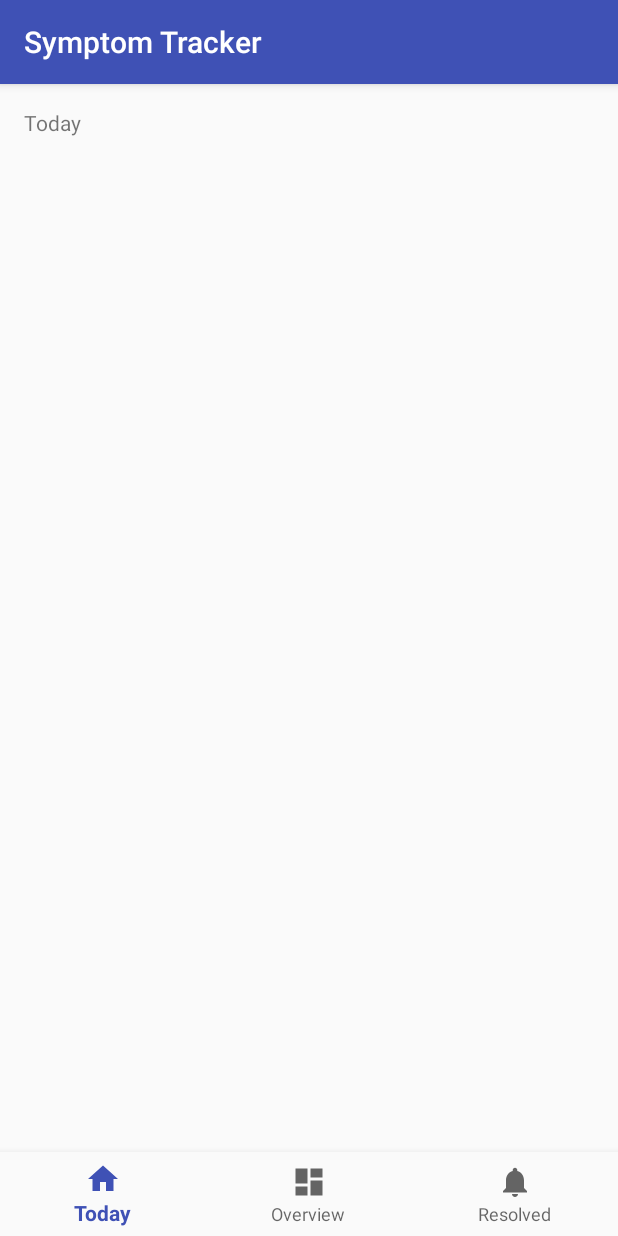
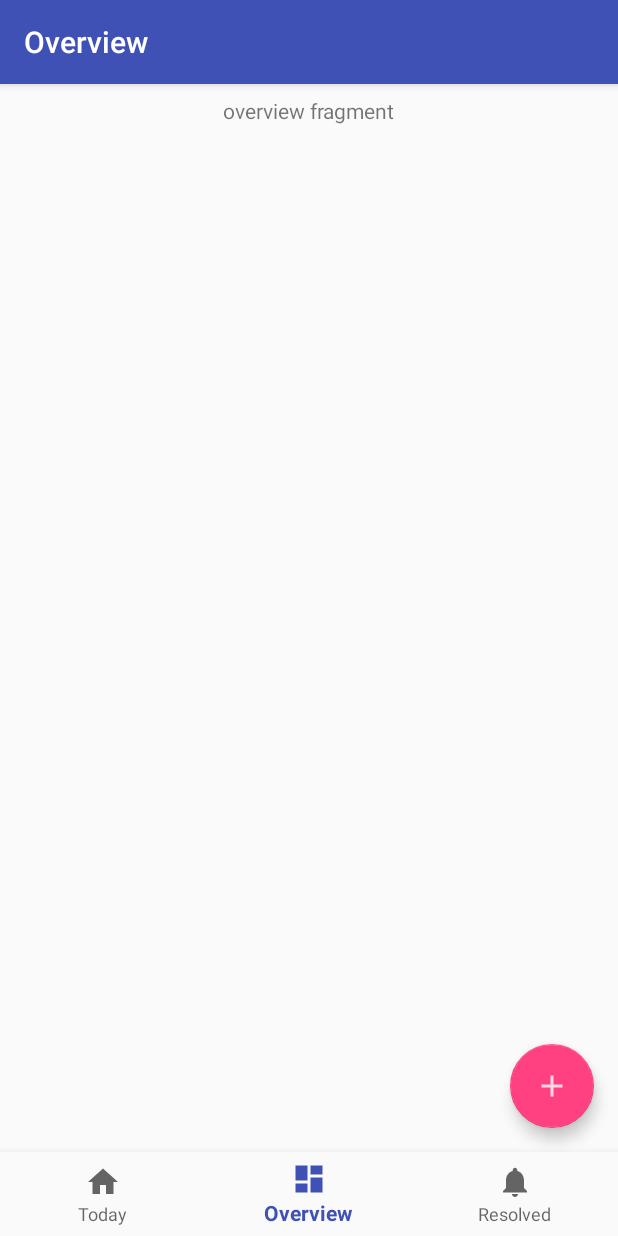
Before and after one commit to CannibalChoco/SymptomTracker, an Android app: the screen it shows after launch (TodayActivity before the commit, MainActivity after it), on a phone screen of 412 x 824 dp. Run offline under Robolectric (Android 15) with nearby library versions, the phone set to English and light mode, and no system bars; our stand-ins replace ButterKnife.

Commit message:
feat: Set up bottom navigation and the destinations

```diff
--- a/app/build.gradle
+++ b/app/build.gradle
@@ -18,8 +18,6 @@ android {
     }
 }
 
-
-
 dependencies {
     implementation fileTree(dir: 'libs', include: ['*.jar'])
 
@@ -30,6 +28,7 @@ dependencies {
     implementation "com.android.support:support-vector-drawable:$support_version"
 
     // test
+    implementation 'com.android.support:support-v4:27.1.1'
     testImplementation 'junit:junit:4.12'
     androidTestImplementation 'com.android.support.test:runner:1.0.2'
     androidTestImplementation 'com.android.support.test.espresso:espresso-core:3.0.2'
--- a/app/src/main/AndroidManifest.xml
+++ b/app/src/main/AndroidManifest.xml
@@ -9,12 +9,10 @@
         android:roundIcon="@mipmap/ic_launcher_round"
         android:supportsRtl="true"
         android:theme="@style/AppTheme">
-        <activity
-            android:name=".TodayActivity"
-            android:label="@string/app_name">
+        <activity android:name=".ui.AddSymptomActivity" />
+        <activity android:name=".ui.MainActivity">
             <intent-filter>
                 <action android:name="android.intent.action.MAIN" />
-
                 <category android:name="android.intent.category.LAUNCHER" />
             </intent-filter>
         </activity>
--- a/app/src/main/java/com/example/user/symptomtracker/TodayActivity.java
+++ /dev/null
@@ -1,49 +0,0 @@
-package com.example.user.symptomtracker;
-
-import android.os.Bundle;
-import android.support.annotation.NonNull;
-import android.support.design.widget.BottomNavigationView;
-import android.support.v7.app.AppCompatActivity;
-import android.view.MenuItem;
-import android.widget.TextView;
-
-import butterknife.BindView;
-import butterknife.ButterKnife;
-
-public class TodayActivity extends AppCompatActivity {
-
-    @BindView(R.id.navigation)
-    BottomNavigationView navigationView;
-    @BindView(R.id.message)
-    TextView textMessage;
-
-    private BottomNavigationView.OnNavigationItemSelectedListener mOnNavigationItemSelectedListener
-            = new BottomNavigationView.OnNavigationItemSelectedListener() {
-
-        @Override
-        public boolean onNavigationItemSelected(@NonNull MenuItem item) {
-            switch (item.getItemId()) {
-                case R.id.navigation_today:
-                    textMessage.setText("TODO: Today");
-                    return true;
-                case R.id.navigation_overview:
-                    textMessage.setText("TODO: Overview");
-                    return true;
-                case R.id.navigation_resolved:
-                    textMessage.setText("TODO: Resolved");
-                    return true;
-            }
-            return false;
-        }
-    };
-
-    @Override
-    protected void onCreate(Bundle savedInstanceState) {
-        super.onCreate(savedInstanceState);
-        setContentView(R.layout.activity_today);
-        ButterKnife.bind(this);
-
-        navigationView.setOnNavigationItemSelectedListener(mOnNavigationItemSelectedListener);
-    }
-
-}
--- /dev/null
+++ b/app/src/main/java/com/example/user/symptomtracker/ui/MainActivity.java
@@ -0,0 +1,113 @@
+package com.example.user.symptomtracker.ui;
+
+import android.content.Intent;
+import android.support.annotation.NonNull;
+import android.support.design.widget.BottomNavigationView;
+import android.support.v4.app.FragmentManager;
+import android.support.v7.app.AppCompatActivity;
+import android.os.Bundle;
+import android.view.MenuItem;
+import android.widget.FrameLayout;
+import android.widget.Toast;
+
+import com.example.user.symptomtracker.R;
+
+import butterknife.BindView;
+import butterknife.ButterKnife;
+import butterknife.OnClick;
+
+public class MainActivity extends AppCompatActivity {
+
+    private static final String KEY_SELECTED_FRAGMENT = "selectedFragment";
+
+    @BindView(R.id.navigation)
+    BottomNavigationView navigationView;
+    @BindView(R.id.dest_fragment_container)
+    FrameLayout fragmentContainer;
+
+    private BottomNavigationView.OnNavigationItemSelectedListener mOnNavigationItemSelectedListener
+            = new BottomNavigationView.OnNavigationItemSelectedListener() {
+
+        @Override
+        public boolean onNavigationItemSelected(@NonNull MenuItem item) {
+            switch (item.getItemId()) {
+                case R.id.navigation_today:
+                    fragmentReplaceWithToday();
+                    return true;
+                case R.id.navigation_overview:
+                    fragmentReplaceWithOverview();
+                    return true;
+                case R.id.navigation_resolved:
+                    fragmentReplaceWithResolved();
+                    return true;
+            }
+
+            return false;
+        }
+    };
+
+
+    @Override
+    protected void onCreate(Bundle savedInstanceState) {
+        super.onCreate(savedInstanceState);
+        setContentView(R.layout.activity_main);
+        ButterKnife.bind(this);
+
+        if (savedInstanceState == null){
+            addDefaultFragmentToContainer();
+            navigationView.setSelectedItemId(R.id.navigation_overview);
+        }
+        navigationView.setOnNavigationItemSelectedListener(mOnNavigationItemSelectedListener);
+    }
+
+    @OnClick(R.id.fab_add_new)
+    public void addNewSymptom(){
+        Intent intent = new Intent(MainActivity.this, AddSymptomActivity.class);
+        startActivity(intent);
+    }
+
+    /**
+     * Add the OverviewFragment as the default to container as the views are first initialized
+     */
+    private void addDefaultFragmentToContainer() {
+        OverviewFragment overviewFragment = new OverviewFragment();
+        getSupportFragmentManager()
+                .beginTransaction()
+                .add(R.id.dest_fragment_container, overviewFragment)
+                .commit();
+    }
+
+    /**
+     * Replace currently displayed fragment with OverviewFragment
+     */
+    private void fragmentReplaceWithOverview() {
+        OverviewFragment overviewFragment = new OverviewFragment();
+        getSupportFragmentManager()
+                .beginTransaction()
+                .replace(R.id.dest_fragment_container, overviewFragment)
+                .commit();
+    }
+
+    /**
+     * Replace currently displayed fragment with TodayFragment
+     */
+    private void fragmentReplaceWithToday() {
+        TodayFragment todayFragment = new TodayFragment();
+        getSupportFragmentManager()
+                .beginTransaction()
+                .replace(R.id.dest_fragment_container, todayFragment)
+                .commit();
+    }
+
+    /**
+     * Replace currently displayed fragment with ResolvedFragment
+     */
+    private void fragmentReplaceWithResolved() {
+        ResolvedFragment resolvedFragment = new ResolvedFragment();
+        getSupportFragmentManager()
+                .beginTransaction()
+                .replace(R.id.dest_fragment_container, resolvedFragment)
+                .commit();
+    }
+
+}
--- /dev/null
+++ b/app/src/main/java/com/example/user/symptomtracker/ui/OverviewFragment.java
@@ -0,0 +1,37 @@
+package com.example.user.symptomtracker.ui;
+
+
+import android.content.Intent;
+import android.os.Bundle;
+import android.support.v4.app.Fragment;
+import android.view.LayoutInflater;
+import android.view.View;
+import android.view.ViewGroup;
+
+import com.example.user.symptomtracker.R;
+
+import butterknife.ButterKnife;
+import butterknife.OnClick;
+
+/**
+ * A simple {@link Fragment} subclass.
+ */
+public class OverviewFragment extends Fragment {
+
+    public OverviewFragment() {
+        // Required empty public constructor
+    }
+
+    @Override
+    public View onCreateView(LayoutInflater inflater, ViewGroup container,
+                             Bundle savedInstanceState) {
+        // Inflate the layout for this fragment
+        View rootView = inflater.inflate(R.layout.fragment_overview, container, false);
+        ButterKnife.bind(this, rootView);
+
+        getActivity().setTitle(R.string.title_overview);
+
+        return rootView;
+    }
+
+}
--- a/app/src/main/res/layout/activity_today.xml
+++ b/app/src/main/res/layout/activity_main.xml
@@ -5,18 +5,27 @@
     android:id="@+id/container"
     android:layout_width="match_parent"
     android:layout_height="match_parent"
-    tools:context=".TodayActivity">
+    tools:context=".ui.MainActivity">
 
-    <TextView
-        android:id="@+id/message"
-        android:layout_width="wrap_content"
-        android:layout_height="wrap_content"
-        android:layout_marginLeft="@dimen/activity_horizontal_margin"
-        android:layout_marginStart="@dimen/activity_horizontal_margin"
-        android:layout_marginTop="@dimen/activity_vertical_margin"
-        android:text="@string/title_today"
-        app:layout_constraintLeft_toLeftOf="parent"
+    <FrameLayout
+        android:id="@+id/dest_fragment_container"
+        android:layout_width="match_parent"
+        android:layout_height="0dp"
+        app:layout_constraintBottom_toTopOf="@+id/navigation"
+        app:layout_constraintEnd_toEndOf="parent"
+        app:layout_constraintStart_toStartOf="parent"
         app:layout_constraintTop_toTopOf="parent" />
+
+
+    <android.support.design.widget.FloatingActionButton
+        android:id="@+id/fab_add_new"
+        android:layout_width="@dimen/fab_default"
+        android:layout_height="@dimen/fab_default"
+        android:layout_marginBottom="16dp"
+        android:layout_marginEnd="16dp"
+        android:src="@drawable/ic_action_add"
+        app:layout_constraintBottom_toTopOf="@+id/navigation"
+        app:layout_constraintEnd_toEndOf="parent" />
 
     <android.support.design.widget.BottomNavigationView
         android:id="@+id/navigation"
--- /dev/null
+++ b/app/src/main/res/layout/fragment_overview.xml
@@ -0,0 +1,30 @@
+<?xml version="1.0" encoding="utf-8"?>
+
+<ScrollView xmlns:android="http://schemas.android.com/apk/res/android"
+    xmlns:app="http://schemas.android.com/apk/res-auto"
+    xmlns:tools="http://schemas.android.com/tools"
+    android:id="@+id/scrollView"
+    android:layout_width="match_parent"
+    android:layout_height="match_parent">
+
+    <android.support.constraint.ConstraintLayout
+        android:layout_width="match_parent"
+        android:layout_height="match_parent">
+
+        <TextView
+            android:id="@+id/textView"
+            android:layout_width="wrap_content"
+            android:layout_height="wrap_content"
+            android:layout_marginBottom="8dp"
+            android:layout_marginEnd="8dp"
+            android:layout_marginStart="8dp"
+            android:layout_marginTop="8dp"
+            android:text="overview fragment"
+            app:layout_constraintBottom_toBottomOf="parent"
+            app:layout_constraintEnd_toEndOf="parent"
+            app:layout_constraintStart_toStartOf="parent"
+            app:layout_constraintTop_toTopOf="parent" />
+
+    </android.support.constraint.ConstraintLayout>
+
+</ScrollView>
--- /dev/null
+++ b/app/src/main/res/values-sw600dp/dimens.xml
@@ -0,0 +1,6 @@
+<?xml version="1.0" encoding="utf-8"?>
+<resources>
+    <!-- Default screen margins, per the Android Design guidelines. -->
+    <dimen name="activity_horizontal_margin">24dp</dimen>
+    <dimen name="activity_vertical_margin">24dp</dimen>
+</resources>
```
Also changed, not shown: app/src/main/java/com/example/user/symptomtracker/ui/AddSymptomActivity.java (added, +20 -0 lines), app/src/main/java/com/example/user/symptomtracker/ui/ResolvedFragment.java (added, +36 -0 lines), app/src/main/java/com/example/user/symptomtracker/ui/TodayFragment.java (added, +37 -0 lines), app/src/main/res/layout/activity_add_symptom.xml (added, +158 -0 lines), app/src/main/res/layout/fragment_resolved.xml (added, +29 -0 lines), app/src/main/res/layout/fragment_today.xml (added, +28 -0 lines), app/src/main/res/values/dimens.xml (+12 -0 lines), app/src/main/res/values/strings.xml (+25 -0 lines), app/src/main/res/drawable-hdpi/ic_action_add.png (added), app/src/main/res/drawable-mdpi/ic_action_add.png (added), app/src/main/res/drawable-xhdpi/ic_action_add.png (added), app/src/main/res/drawable-xxhdpi/ic_action_add.png (added).
